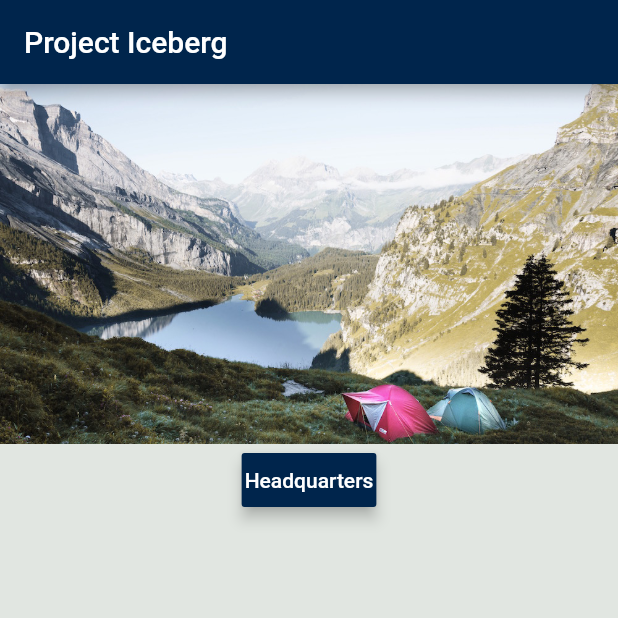
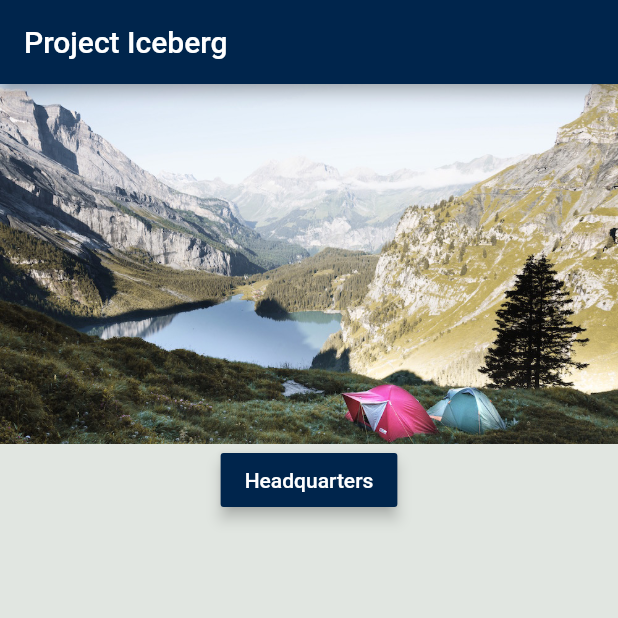
Before and after one commit to manl400/Flutter-Sandbox, a Flutter app: the screen it shows after launch, on a phone screen of 412 x 824 dp, the top half of it. Run offline on Flutter 3.47's test engine with Material 2 defaults, Android fonts, the phone set to English and light mode, and no system bars; our stand-ins replace share.

Commit message:
Incresed width of raised button

```diff
--- a/flutter_sandbox/lib/widgets/raisedButton/index.dart
+++ b/flutter_sandbox/lib/widgets/raisedButton/index.dart
@@ -12,7 +12,6 @@ class _RaisedButtonWidgetState extends State<RaisedButtonWidget> {
   Widget build(BuildContext context) {
     return RaisedButton (
       elevation: 4.0,
-      padding: const EdgeInsets.only(left: 2.0, right: 2.0),
       textColor: Colors.white,
       color: Theme.of(context).primaryColor,
       onPressed: () {
```
